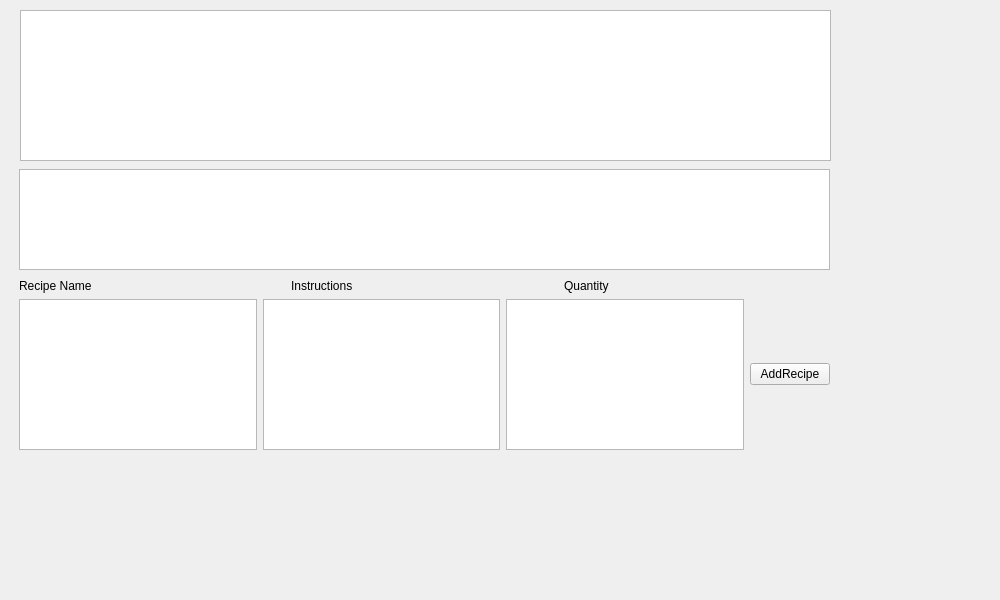
First picture: the form in RA-Automation/manageRecipe.ui, repository ksshivaprasad/Restaurants-Automation, before the edit.
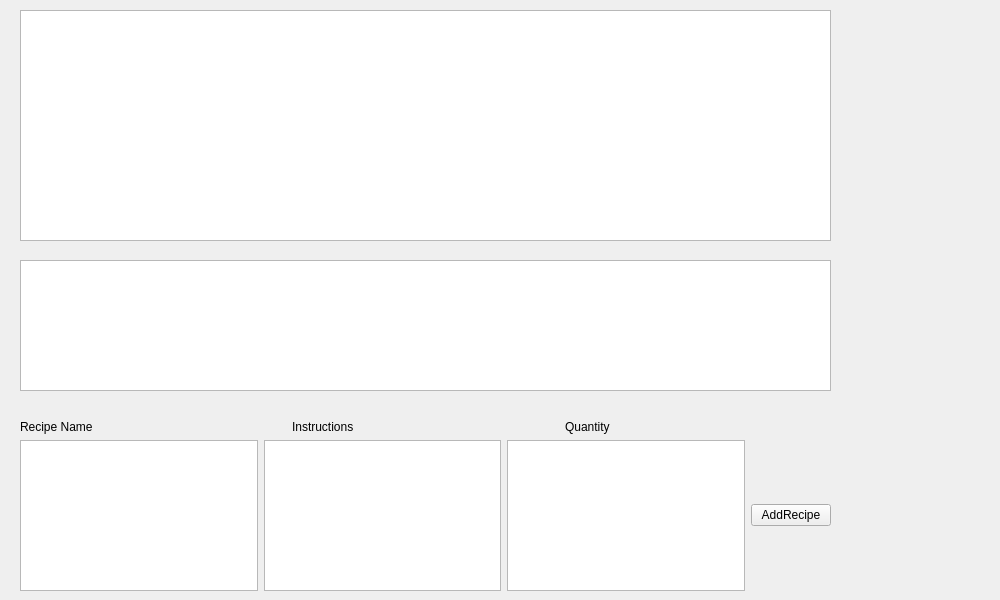
Second picture: the form after the edit.

What changed in the file:
```diff
--- a/RA-Automation/manageRecipe.ui
+++ b/RA-Automation/manageRecipe.ui
@@ -22,15 +22,15 @@
      <x>20</x>
      <y>10</y>
      <width>811</width>
-     <height>151</height>
+     <height>231</height>
     </rect>
    </property>
   </widget>
   <widget class="QWidget" name="verticalLayoutWidget">
    <property name="geometry">
     <rect>
-     <x>19</x>
-     <y>279</y>
+     <x>20</x>
+     <y>420</y>
      <width>811</width>
      <height>171</height>
     </rect>
@@ -86,10 +86,10 @@
   <widget class="QWidget" name="verticalLayoutWidget_2">
    <property name="geometry">
     <rect>
-     <x>19</x>
-     <y>169</y>
+     <x>20</x>
+     <y>260</y>
      <width>811</width>
-     <height>101</height>
+     <height>131</height>
     </rect>
    </property>
    <layout class="QVBoxLayout" name="verticalLayout_2">
```
